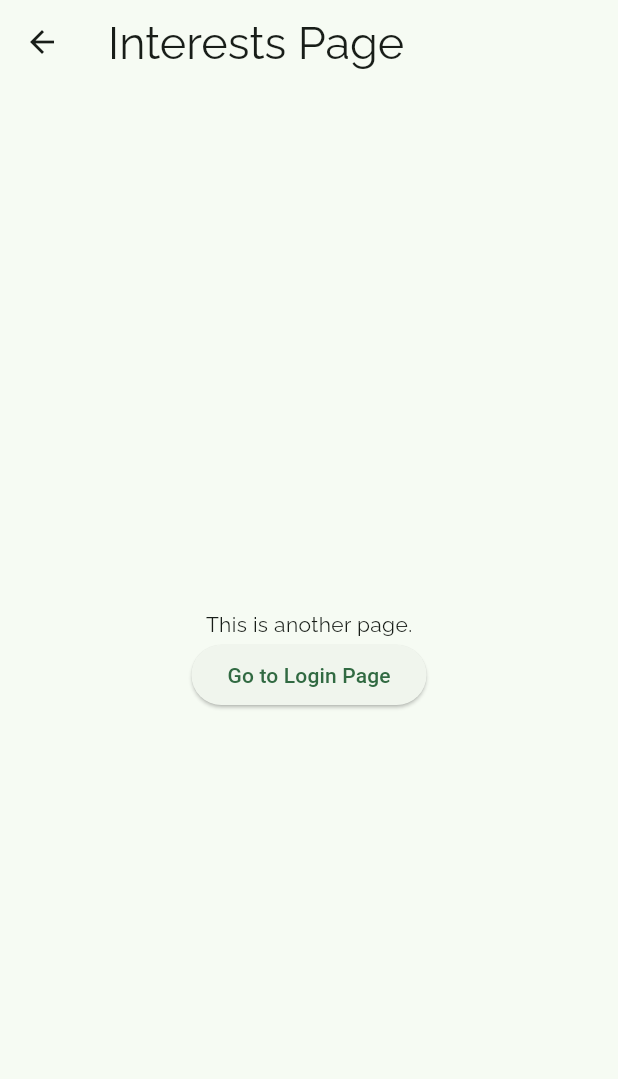
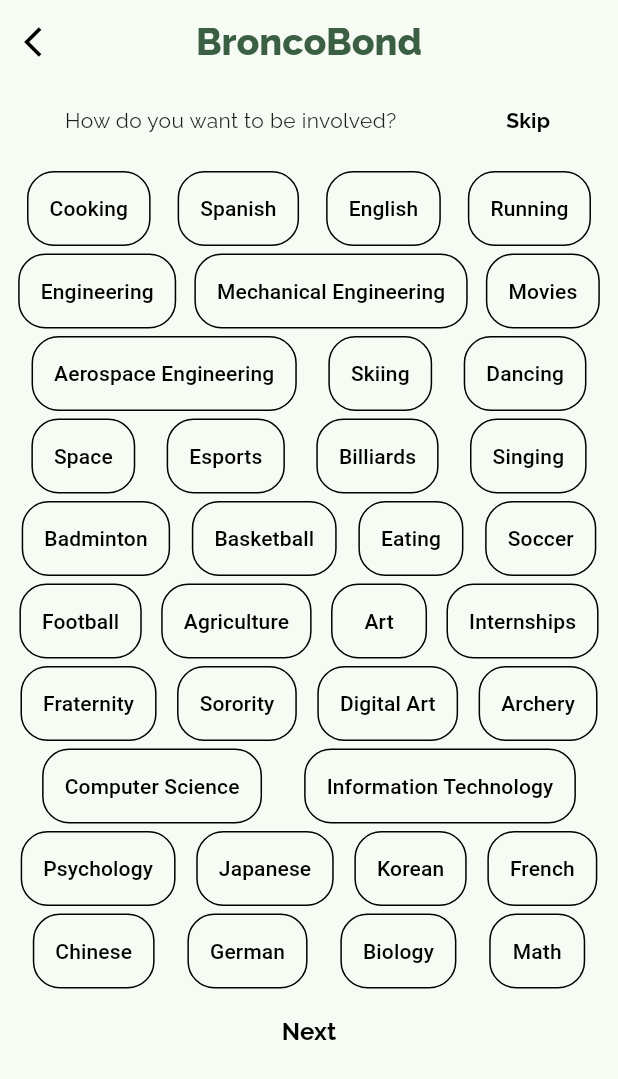
Before and after one commit to BroncoBond/Bronco-Bond, a Flutter app: the InterestsPage screen opened by its route, on a phone screen of 412 x 824 dp. Shown: the top 1079 px of the screen. Run offline on Flutter 3.47's test engine with Material 2 defaults, Android fonts, the phone set to English and light mode, and no system bars; our stand-ins replace google_fonts; generated files the repository leaves out were written again.

Commit message:
added mia's pages

```diff
--- a/lib/src/screens/interests.dart
+++ b/lib/src/screens/interests.dart
@@ -1,33 +1,217 @@
-import 'package:bronco_bond/src/screens/login.dart';
+import 'package:bronco_bond/src/screens/searchpage.dart';
+import 'package:bronco_bond/src/screens/userInfo.dart';
 import 'package:flutter/material.dart';
+import 'package:google_fonts/google_fonts.dart';
 
-/// Displays detailed information about a SampleItem.
 class InterestsPage extends StatelessWidget {
   const InterestsPage({super.key});
 
   @override
   Widget build(BuildContext context) {
     return Scaffold(
-      appBar: AppBar(
-        title: const Text('Interests Page'),
-      ),
-      body: Center(
-        child: Column(
-          mainAxisAlignment: MainAxisAlignment.center,
-          children: <Widget>[
-            const Text('This is another page.'),
-            ElevatedButton(
+        appBar: AppBar(
+          leading: IconButton(
+            icon: const Icon(Icons.arrow_back_ios),
+            color: Colors.black,
+            onPressed: () {
+              Navigator.push(
+                  context,
+                  MaterialPageRoute(
+                      builder: (context) => const UserInfoPage()));
+            },
+          ),
+          title: Text(
+            "BroncoBond",
+            style: GoogleFonts.raleway(
+              textStyle: Theme.of(context).textTheme.displaySmall,
+              fontSize: 25,
+              fontWeight: FontWeight.w800,
+              color: const Color(0xFF3B5F43),
+            ),
+          ),
+          centerTitle: true,
+        ),
+        body: Column(crossAxisAlignment: CrossAxisAlignment.stretch, children: [
+          Row(mainAxisAlignment: MainAxisAlignment.spaceAround, children: [
+            Text("    How do you want to be involved?"),
+            TextButton(
+                onPressed: () {
+                  Navigator.push(
+                      context,
+                      MaterialPageRoute(
+                        builder: (context) => const SearchPage(),
+                      ));
+                },
+                child: Text(
+                  'Skip',
+                  style: GoogleFonts.raleway(
+                    fontSize: 14,
+                    fontWeight: FontWeight.w700,
+                    color: Colors.black,
+                  ),
+                ))
+          ]),
+          SizedBox(height: 10),
+          Row(mainAxisAlignment: MainAxisAlignment.spaceEvenly, children: [
+            buildTag("Cooking"),
+            buildTag("Spanish"),
+            buildTag("English"),
+            buildTag("Running"),
+          ]),
+          SizedBox(height: 5),
+          Row(
+            mainAxisAlignment: MainAxisAlignment.spaceEvenly,
+            children: [
+              buildTag("Engineering"),
+              buildTag("Mechanical Engineering"),
+              buildTag("Movies")
+            ],
+          ),
+          SizedBox(height: 5),
+          Row(mainAxisAlignment: MainAxisAlignment.spaceEvenly, children: [
+            buildTag("Aerospace Engineering"),
+            buildTag("Skiing"),
+            buildTag("Dancing")
+          ]),
+          SizedBox(height: 5),
+          Row(
+            mainAxisAlignment: MainAxisAlignment.spaceEvenly,
+            children: [
+              buildTag("Space"),
+              buildTag("Esports"),
+              buildTag("Billiards"),
+              buildTag("Singing")
+            ],
+          ),
+          SizedBox(height: 5),
+          Row(
+            mainAxisAlignment: MainAxisAlignment.spaceEvenly,
+            children: [
+              buildTag("Badminton"),
+              buildTag("Basketball"),
+              buildTag("Eating"),
+              buildTag("Soccer")
+            ],
+          ),
+          SizedBox(height: 5),
+          Row(
+            mainAxisAlignment: MainAxisAlignment.spaceEvenly,
+            children: [
+              buildTag("Football"),
+              buildTag("Agriculture"),
+              buildTag("Art"),
+              buildTag("Internships")
+            ],
+          ),
+          SizedBox(height: 5),
+          Row(
+            mainAxisAlignment: MainAxisAlignment.spaceEvenly,
+            children: [
+              buildTag("Fraternity"),
+              buildTag("Sorority"),
+              buildTag("Digital Art"),
+              buildTag("Archery")
+            ],
+          ),
+          SizedBox(height: 5),
+          Row(
+            mainAxisAlignment: MainAxisAlignment.spaceEvenly,
+            children: [
+              buildTag("Computer Science"),
+              buildTag("Information Technology")
+            ],
+          ),
+          SizedBox(height: 5),
+          Row(
+            mainAxisAlignment: MainAxisAlignment.spaceEvenly,
+            children: [
+              buildTag("Psychology"),
+              buildTag("Japanese"),
+              buildTag("Korean"),
+              buildTag("French")
+            ],
+          ),
+          SizedBox(height: 5),
+          Row(
+            mainAxisAlignment: MainAxisAlignment.spaceEvenly,
+            children: [
+              buildTag("Chinese"),
+              buildTag("German"),
+              buildTag("Biology"),
+              buildTag("Math")
+            ],
+          ),
+          SizedBox(height: 5),
+          TextButton(
               onPressed: () {
                 Navigator.push(
                   context,
-                  MaterialPageRoute(builder: (context) => const LoginPage()),
+                  MaterialPageRoute(
+                    builder: (context) => const SearchPage(),
+                  ),
                 );
               },
-              child: const Text('Go to Login Page'),
+              child: Text(
+                "Next",
+                style: GoogleFonts.raleway(
+                  fontSize: 16,
+                  fontWeight: FontWeight.w700,
+                  color: Colors.black,
+                ),
+              ))
+        ] //column children
+            ));
+  }
+}
+
+//Widget for button
+Widget buildTag(String label) {
+  return Row(mainAxisAlignment: MainAxisAlignment.end, children: [
+    TextButton(
+      child: Text(label, style: TextStyle(fontSize: 14)),
+      style: ButtonStyle(
+          padding: MaterialStateProperty.all<EdgeInsets>(EdgeInsets.all(15)),
+          foregroundColor: MaterialStateProperty.all<Color>(Colors.black),
+          shape: MaterialStateProperty.all<RoundedRectangleBorder>(
+              RoundedRectangleBorder(
+                  borderRadius: BorderRadius.circular(18.0),
+                  side: BorderSide(color: Colors.black)))),
+      onPressed: () {
+        print('${label} pressed');
+      },
+    )
+  ]);
+}
+
+Widget buildTextField(String label) {
+  return Column(
+    crossAxisAlignment: CrossAxisAlignment.start,
+    children: [
+      // Text label
+      Text(
+        label,
+        style: GoogleFonts.raleway(
+          fontSize: 16,
+          fontWeight: FontWeight.w800,
+          color: Colors.black,
+        ),
+        textAlign: TextAlign.start,
+      ),
+      // Text field
+      SizedBox(
+        width: 327,
+        height: 43,
+        child: TextField(
+          decoration: InputDecoration(
+            border: OutlineInputBorder(
+              borderSide: const BorderSide(color: Color(0xFFABABAB)),
+              borderRadius: BorderRadius.circular(8.0),
             ),
-          ],
+            contentPadding: const EdgeInsets.symmetric(horizontal: 12),
+          ),
+          textAlign: TextAlign.start,
         ),
       ),
-    );
-  }
+    ],
+  );
 }
--- /dev/null
+++ b/lib/src/screens/searchpage.dart
@@ -0,0 +1,20 @@
+import 'package:flutter/material.dart';
+import 'package:google_fonts/google_fonts.dart';
+
+class SearchPage extends StatelessWidget {
+  const SearchPage({super.key});
+
+  @override
+  Widget build(BuildContext context) {
+    return Scaffold(
+      appBar: AppBar(
+        title: Text("BroncoBond",
+            style: GoogleFonts.raleway(
+                textStyle: Theme.of(context).textTheme.displaySmall,
+                fontSize: 25,
+                fontWeight: FontWeight.w800,
+                color: const Color(0xFF3B5F43))),
+      ),
+    );
+  }
+}
```
